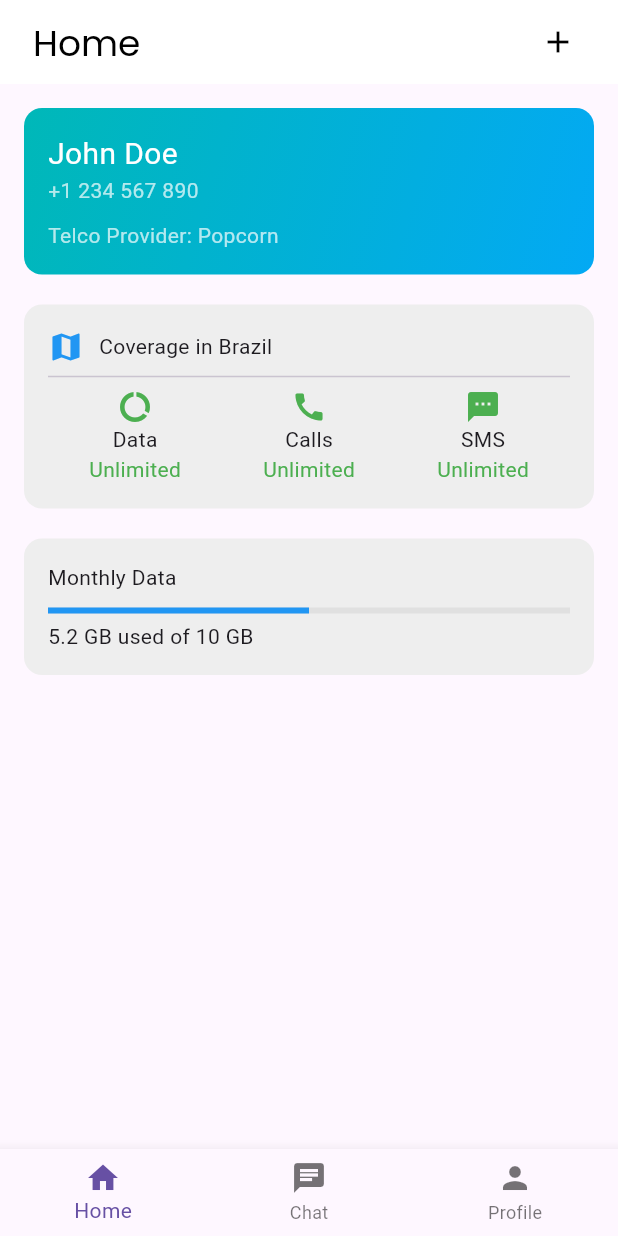
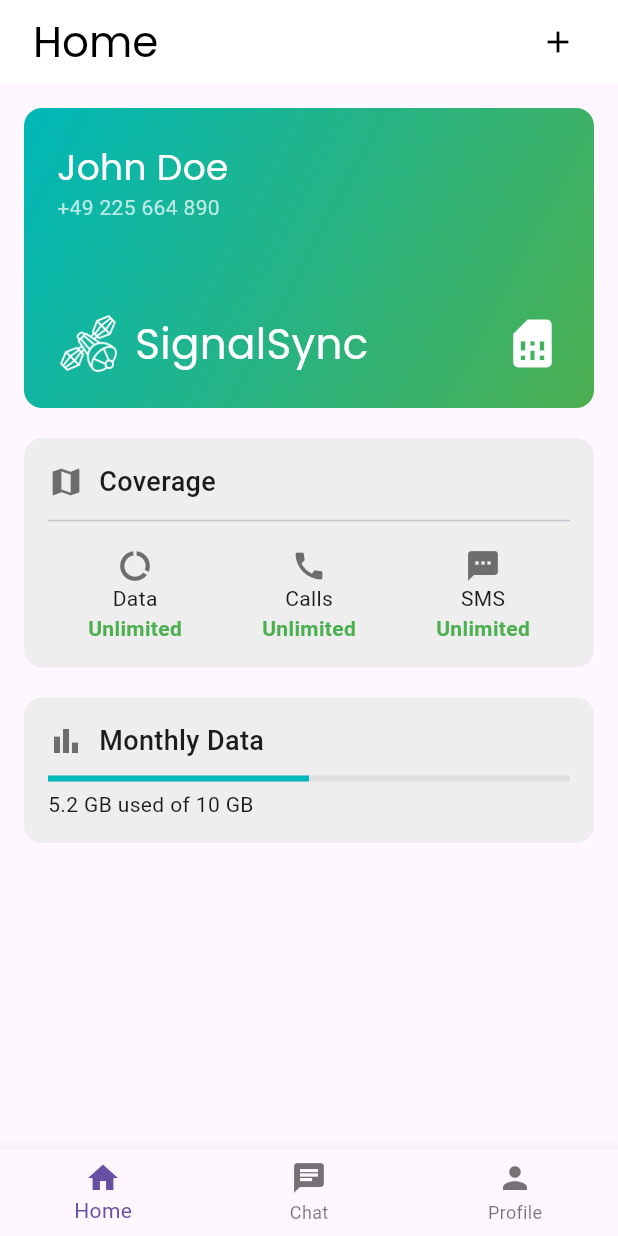
Before and after one commit to JoeDareZone/signalsync, a Flutter app: the screen it shows after launch, on a phone screen of 412 x 824 dp. Run offline on Flutter 3.47's test engine with Material 3 defaults, Android fonts, the phone set to English and light mode, and no system bars; our stand-ins replace firebase_auth, firebase_core, google_fonts, google_sign_in, lottie, smooth_page_indicator; accounts and stored records are empty; statements that could not run were skipped.

Commit message:
style: :lipstick: Update homepage UI

```diff
--- a/lib/screens/navigation/home_page.dart
+++ b/lib/screens/navigation/home_page.dart
@@ -19,7 +19,7 @@
           child: Text(
             'Home',
             style: GoogleFonts.poppins(
-              fontSize: 24,
+              fontSize: 28,
               color: Colors.black,
             ),
           ),
@@ -39,16 +39,15 @@
         child: Column(
           crossAxisAlignment: CrossAxisAlignment.start,
           children: [
-            // User Card
             AnimatedOpacity(
               opacity: 1.0,
               duration: Duration(seconds: 1),
               child: Container(
                 width: double.infinity,
-                padding: EdgeInsets.all(16),
+                padding: EdgeInsets.all(22),
                 decoration: BoxDecoration(
                   gradient: LinearGradient(
-                    colors: [AppColors.accentTeal, Colors.lightBlue],
+                    colors: [AppColors.accentTeal, AppColors.primaryGreen],
                     begin: Alignment.topLeft,
                     end: Alignment.bottomRight,
                   ),
@@ -58,12 +57,35 @@
                   crossAxisAlignment: CrossAxisAlignment.start,
                   children: [
                     Text('John Doe',
-                        style: TextStyle(color: Colors.white, fontSize: 20)),
-                    Text('+1 234 567 890',
+                        style: GoogleFonts.poppins(
+                            fontSize: 24, color: AppColors.white)),
+                    Text('+49 225 664 890',
                         style: TextStyle(color: Colors.white70)),
-                    SizedBox(height: 10),
-                    Text('Telco Provider: Popcorn',
-                        style: TextStyle(color: Colors.white70)),
+                    SizedBox(height: 60),
+                    Row(
+                      mainAxisAlignment: MainAxisAlignment.spaceBetween,
+                      children: [
+                        Row(
+                          children: [
+                            Image.asset(
+                              'lib/assets/logo.png',
+                              height: 42,
+                              width: 42,
+                              color: AppColors.white,
+                            ),
+                            SizedBox(width: 10),
+                            Text('SignalSync',
+                                style: GoogleFonts.poppins(
+                                    fontSize: 28, color: Colors.white)),
+                          ],
+                        ),
+                        Icon(
+                          Icons.sim_card,
+                          size: 38,
+                          color: AppColors.white,
+                        )
+                      ],
+                    ),
                   ],
                 ),
               ),
@@ -81,37 +103,53 @@
                 children: [
                   Row(
                     children: [
-                      Icon(Icons.map, color: Colors.blue),
+                      Icon(Icons.map, color: AppColors.grey),
                       SizedBox(width: 10),
-                      Text('Coverage in Brazil'),
+                      Text(
+                        'Coverage',
+                        style: TextStyle(
+                            fontSize: 18, fontWeight: FontWeight.w500),
+                      ),
                     ],
                   ),
+                  SizedBox(
+                    height: 5,
+                  ),
                   Divider(),
+                  SizedBox(
+                    height: 10,
+                  ),
                   Row(
                     mainAxisAlignment: MainAxisAlignment.spaceAround,
                     children: [
                       Column(
                         children: [
-                          Icon(Icons.data_usage, color: Colors.green),
+                          Icon(Icons.data_usage, color: AppColors.grey),
                           Text('Data'),
                           Text('Unlimited',
-                              style: TextStyle(color: Colors.green)),
+                              style: TextStyle(
+                                  color: AppColors.primaryGreen,
+                                  fontWeight: FontWeight.bold)),
                         ],
                       ),
                       Column(
                         children: [
-                          Icon(Icons.call, color: Colors.green),
+                          Icon(Icons.call, color: AppColors.grey),
                           Text('Calls'),
                           Text('Unlimited',
-                              style: TextStyle(color: Colors.green)),
+                              style: TextStyle(
+                                  color: AppColors.primaryGreen,
+                                  fontWeight: FontWeight.bold)),
                         ],
                       ),
                       Column(
                         children: [
-                          Icon(Icons.sms, color: Colors.green),
+                          Icon(Icons.sms, color: AppColors.grey),
                           Text('SMS'),
                           Text('Unlimited',
-                              style: TextStyle(color: Colors.green)),
+                              style: TextStyle(
+                                  color: AppColors.primaryGreen,
+                                  fontWeight: FontWeight.bold)),
                         ],
                       ),
                     ],
@@ -131,12 +169,22 @@
               child: Column(
                 crossAxisAlignment: CrossAxisAlignment.start,
                 children: [
-                  Text('Monthly Data'),
+                  Row(
+                    children: [
+                      Icon(Icons.bar_chart, color: AppColors.grey),
+                      SizedBox(width: 10),
+                      Text(
+                        'Monthly Data',
+                        style: TextStyle(
+                            fontSize: 18, fontWeight: FontWeight.w500),
+                      ),
+                    ],
+                  ),
                   SizedBox(height: 10),
                   LinearProgressIndicator(
                     value: 0.5, // 50% data used
                     backgroundColor: Colors.grey[300],
-                    color: Colors.blue,
+                    color: AppColors.accentTeal,
                   ),
                   SizedBox(height: 5),
                   Text('5.2 GB used of 10 GB'),
--- a/lib/theme/colors.dart
+++ b/lib/theme/colors.dart
@@ -12,4 +12,5 @@
 
   static const Color white = Colors.white;
   static const Color black = Colors.black;
+  static const Color grey = Colors.black54;
 }
```
